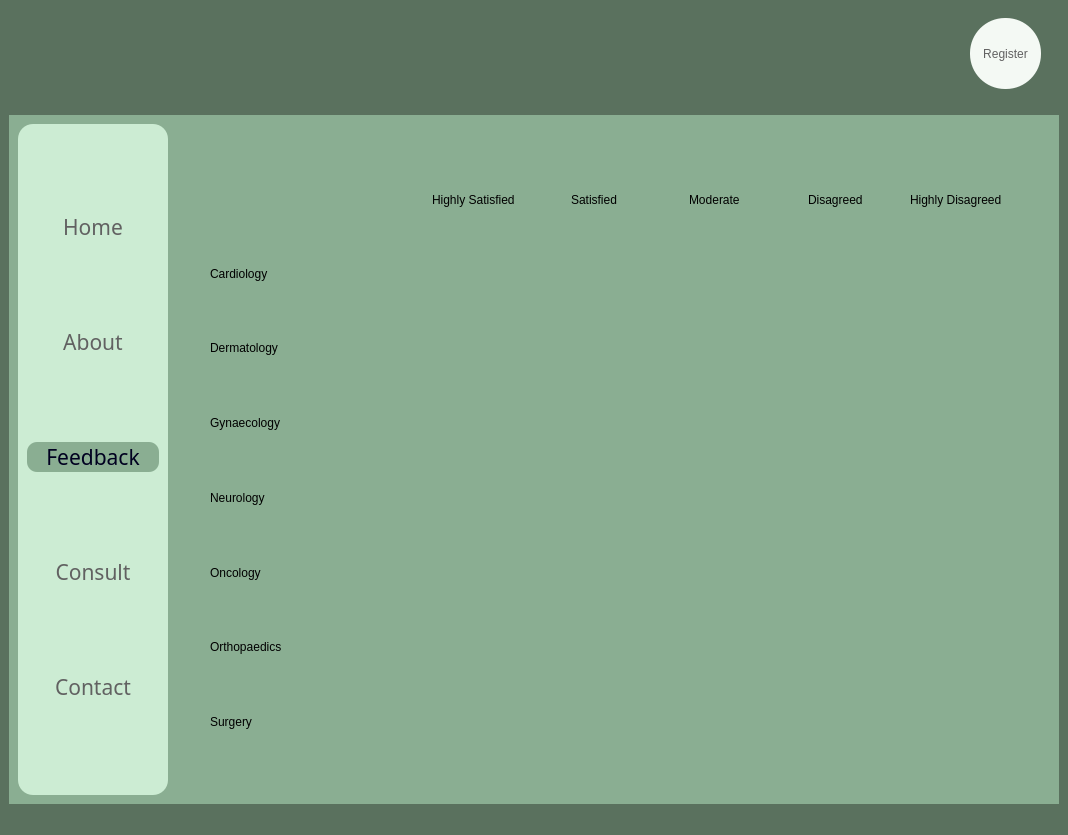
Qt form Feedback_window.ui (srishtiigautam/restorehealth) before a commit.
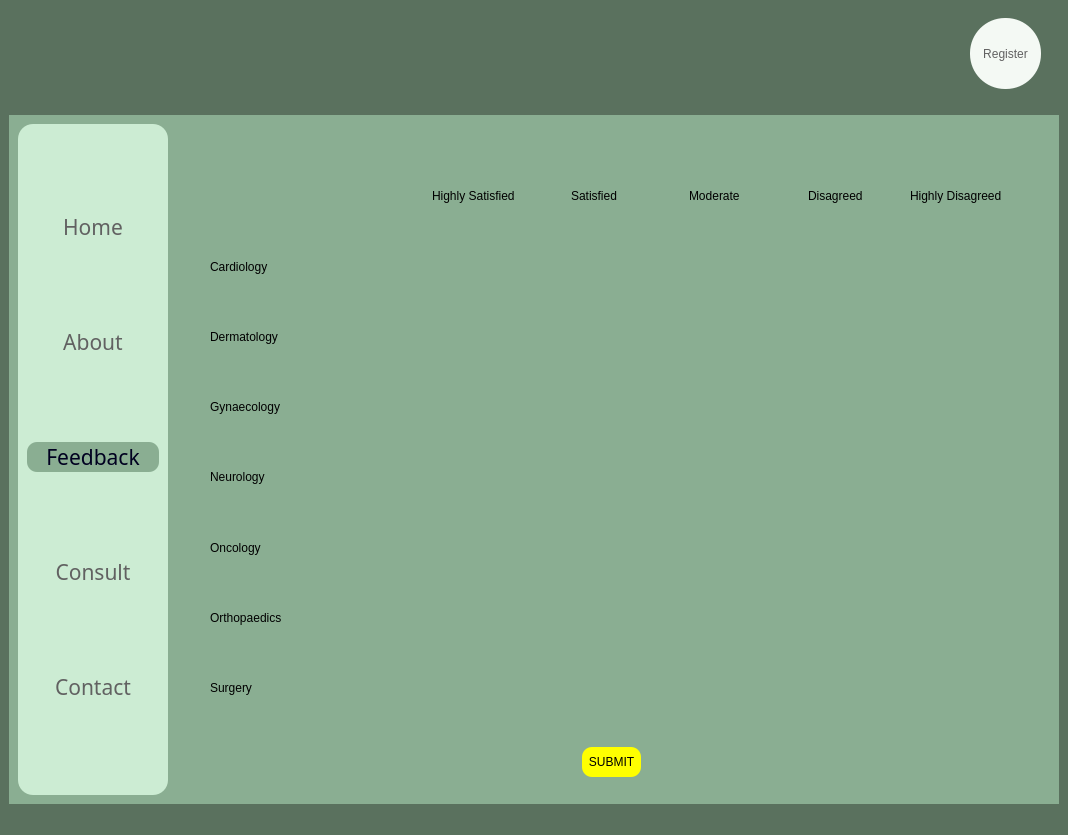
The same form after that commit. Icons and pictures are not drawn.

Diff of the .ui file:
```diff
--- a/Feedback_window.ui
+++ b/Feedback_window.ui
@@ -913,6 +913,29 @@
                 </layout>
                </widget>
               </item>
+              <item alignment="Qt::AlignHCenter">
+               <widget class="QPushButton" name="pushButton">
+                <property name="minimumSize">
+                 <size>
+                  <width>0</width>
+                  <height>30</height>
+                 </size>
+                </property>
+                <property name="styleSheet">
+                 <string notr="true">QPushButton{
+border-radius:10px;
+background-color: rgb(255, 255, 0);
+}
+QPushButton:hover{
+	background-color: rgb(204, 236, 211);
+}
+</string>
+                </property>
+                <property name="text">
+                 <string>  SUBMIT  </string>
+                </property>
+               </widget>
+              </item>
              </layout>
             </widget>
            </widget>
```
Left out of the diff: 5 changed lines with no effect on the pictures.
